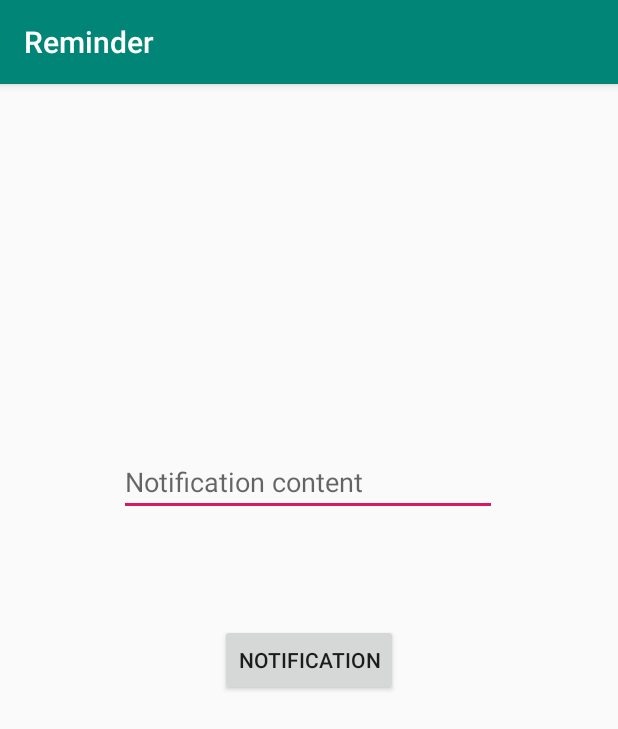
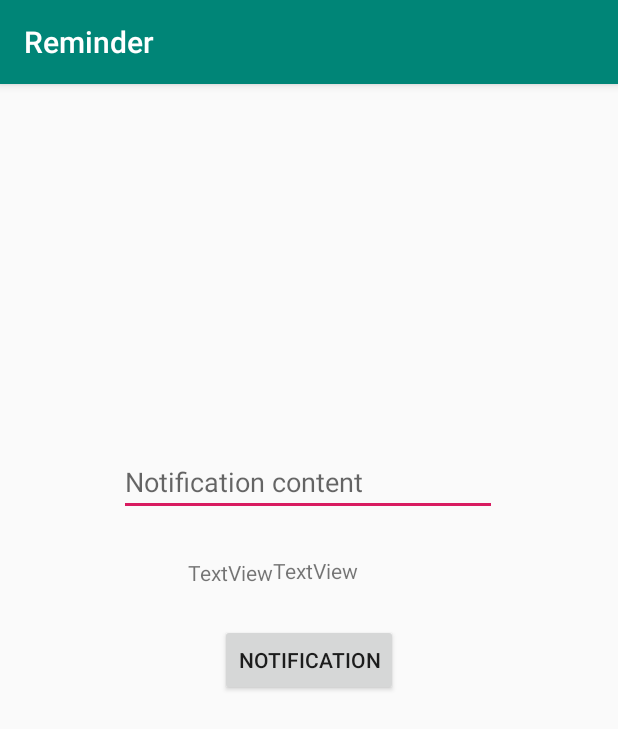
Before and after one commit to GraviNier/Reminder, an Android app: the screen it shows after launch (MainActivity), after a tap on "NOTIFICATION", on a phone screen of 412 x 824 dp. Shown: the top 729 px of the screen. Run offline under Robolectric (Android 15) with nearby library versions, the phone set to English and light mode, and no system bars.

Commit message:
指定の時間に通知を表示する機能を実装 通知内容に関するバグあり
Implemented a function to display a notification at a specified time
Bug in notification content

```diff
--- a/app/src/main/AndroidManifest.xml
+++ b/app/src/main/AndroidManifest.xml
@@ -16,6 +16,7 @@
                 <category android:name="android.intent.category.LAUNCHER" />
             </intent-filter>
         </activity>
+        <receiver android:name=".AlarmReceiver"/>
     </application>
 
 </manifest>
--- a/app/src/main/java/com/example/reminder/alerm/AlarmReceiver.kt
+++ b/app/src/main/java/com/example/reminder/AlarmReceiver.kt
@@ -1,4 +1,4 @@
-package com.example.reminder.alerm
+package com.example.reminder
 
 import android.app.Notification
 import android.content.BroadcastReceiver
@@ -6,8 +6,6 @@ import android.content.Context
 import android.content.Intent
 import androidx.core.app.NotificationCompat
 import androidx.core.app.NotificationManagerCompat
-import com.example.reminder.CHANNEL_ID
-import com.example.reminder.R
 
 
 const val NOTIFICATION_CONTENT = "content";
--- a/app/src/main/java/com/example/reminder/MainActivity.kt
+++ b/app/src/main/java/com/example/reminder/MainActivity.kt
@@ -1,16 +1,15 @@
 package com.example.reminder
 
+import TimePick
 import android.app.*
 import android.content.Context
 import android.content.Intent
 import android.os.Build
 import androidx.appcompat.app.AppCompatActivity
 import android.os.Bundle
+import android.widget.DatePicker
+import android.widget.TimePicker
 import android.widget.Toast
-import androidx.core.app.NotificationCompat
-import androidx.core.app.NotificationManagerCompat
-import com.example.reminder.alerm.AlarmReceiver
-import com.example.reminder.alerm.NOTIFICATION_CONTENT
 import kotlinx.android.synthetic.main.activity_main.*
 import java.util.*
 
@@ -18,7 +17,12 @@ const val CHANNEL_ID = "channel_id"
 private const val CHANNEL_NAME = "channel_name"
 private const val CHANNEL_DESCRIPTION = "channel_description "
 
-class MainActivity : AppCompatActivity() {
+class MainActivity : AppCompatActivity(),DatePickerDialog.OnDateSetListener,TimePickerDialog.OnTimeSetListener   {
+    private var year = 0
+    private var monthOfYear = 0
+    private var dayOfMonth = 0
+    private var hourOfDay = 0
+    private var minute = 0
 
     override fun onCreate(savedInstanceState: Bundle?) {
         super.onCreate(savedInstanceState)
@@ -27,6 +31,30 @@ class MainActivity : AppCompatActivity() {
         buttonNotification.setOnClickListener {
             scheduleNotification(editTextNotificationContent.text.toString())
         }
+        textDate.setOnClickListener{
+            val newFragment = DatePick()
+            newFragment.show(supportFragmentManager, "datePicker")
+        }
+
+        textTime.setOnClickListener{
+            val newFragmentTime = TimePick()
+            newFragmentTime.show(supportFragmentManager, "timePicker")
+        }
+    }
+
+    override fun onDateSet(view: DatePicker, year: Int, monthOfYear: Int, dayOfMonth: Int) {
+        this.year = year
+        this.monthOfYear = monthOfYear
+        this.dayOfMonth = dayOfMonth
+        val str = String.format(Locale.JAPAN, "%d/%d/%d", year, monthOfYear+1, dayOfMonth)
+        textDate.text = str
+    }
+
+    override fun onTimeSet(view: TimePicker, hourOfDay: Int, minute: Int) {
+        this.hourOfDay = hourOfDay
+        this.minute = minute
+        val str = " " + String.format(Locale.JAPAN, "%d:%d", hourOfDay, minute)
+        textTime.text = str
     }
 
     private fun createChannel(){
@@ -44,11 +72,14 @@ class MainActivity : AppCompatActivity() {
     }
 
     private fun scheduleNotification(content :String){
-        var calendar  = Calendar.getInstance()
+        var calendar  = Calendar.getInstance(TimeZone.getDefault(), Locale.getDefault())
         calendar.timeInMillis = System.currentTimeMillis()
-        calendar.add(Calendar.SECOND,5)
+        calendar.set(year,monthOfYear,dayOfMonth,hourOfDay, minute,0)
 
-        val notificationIntent = Intent(this,AlarmReceiver::class.java)
+        val a = calendar.time
+
+
+        val notificationIntent = Intent(this, AlarmReceiver::class.java)
         notificationIntent.putExtra(NOTIFICATION_CONTENT,content)
 
         val pendingIntent = PendingIntent.getBroadcast(this,0,notificationIntent,0)
--- a/app/src/main/res/layout/activity_main.xml
+++ b/app/src/main/res/layout/activity_main.xml
@@ -31,4 +31,28 @@
         app:layout_constraintVertical_bias="0.774"
         android:importantForAutofill="no"/>
 
+    <TextView
+        android:id="@+id/textDate"
+        android:layout_width="wrap_content"
+        android:layout_height="wrap_content"
+        android:text="TextView"
+        app:layout_constraintBottom_toTopOf="@+id/buttonNotification"
+        app:layout_constraintEnd_toEndOf="parent"
+        app:layout_constraintHorizontal_bias="0.352"
+        app:layout_constraintStart_toStartOf="parent"
+        app:layout_constraintTop_toBottomOf="@+id/editTextNotificationContent"
+        app:layout_constraintVertical_bias="0.53" />
+
+    <TextView
+        android:id="@+id/textTime"
+        android:layout_width="wrap_content"
+        android:layout_height="wrap_content"
+        android:text="TextView"
+        app:layout_constraintBottom_toTopOf="@+id/buttonNotification"
+        app:layout_constraintEnd_toEndOf="parent"
+        app:layout_constraintHorizontal_bias="0.0"
+        app:layout_constraintStart_toEndOf="@+id/textDate"
+        app:layout_constraintTop_toBottomOf="@+id/editTextNotificationContent"
+        app:layout_constraintVertical_bias="0.51" />
+
 </androidx.constraintlayout.widget.ConstraintLayout>
```
Also changed, not shown: app/src/main/java/com/example/reminder/DataPick.kt (added, +31 -0 lines), app/src/main/java/com/example/reminder/Time Picker.kt (added, +33 -0 lines).
